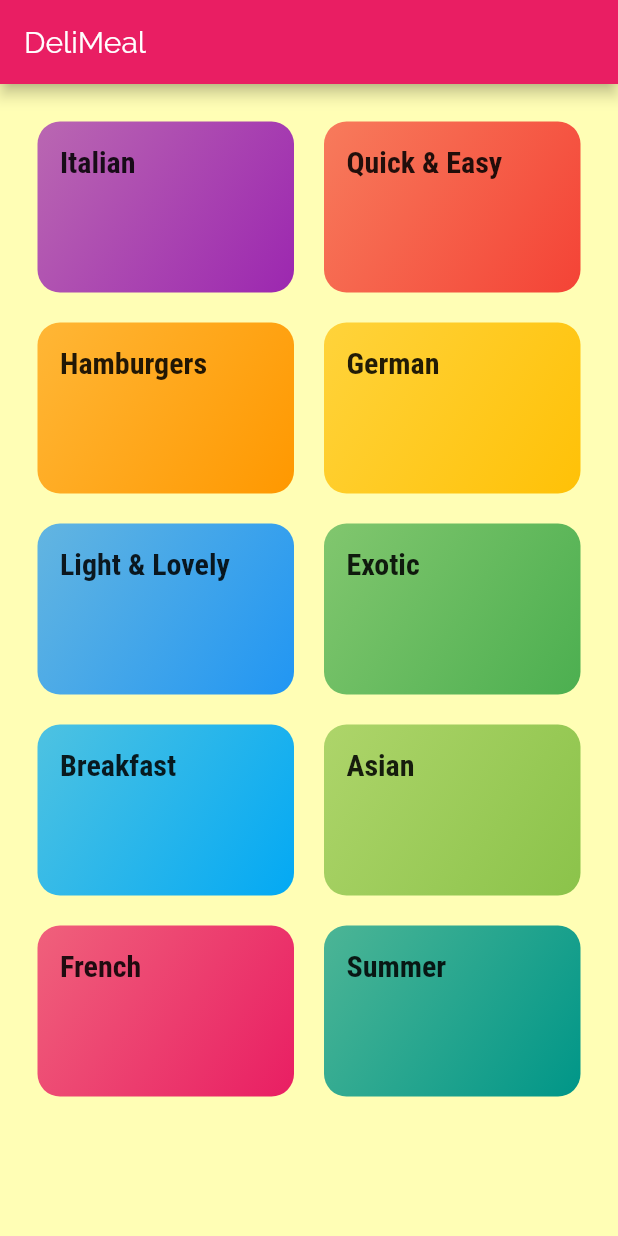
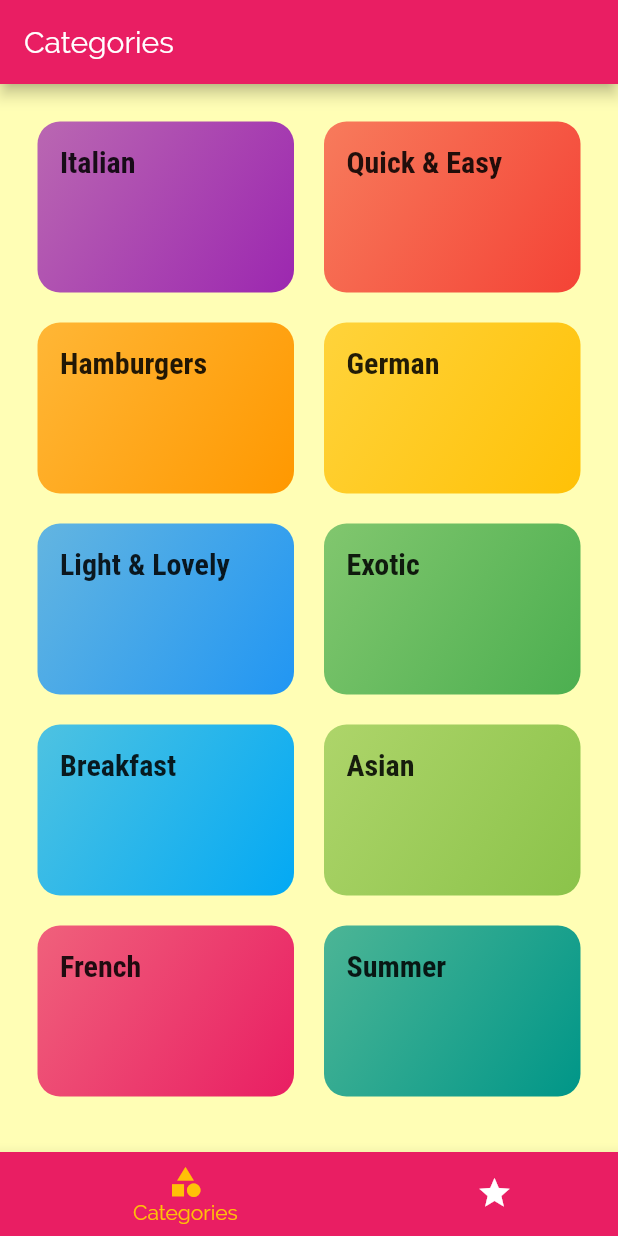
Before and after one commit to chrisd666/flutter-recipe-app, a Flutter app: the screen it shows after launch, on a phone screen of 412 x 824 dp. Run offline on Flutter 3.47's test engine with Material 2 defaults, Android fonts, the phone set to English and light mode, and no system bars.

```diff
--- a/lib/main.dart
+++ b/lib/main.dart
@@ -1,4 +1,6 @@
 import 'package:flutter/material.dart';
+import 'package:meals_app/screens/meal_detail_screen.dart';
+import 'package:meals_app/screens/tabs_screen.dart';
 import './screens/categories_screen.dart';
 import './screens/category_meals_screen.dart';
 
@@ -28,8 +30,12 @@ class MyApp extends StatelessWidget {
       ),
       initialRoute: '/',
       routes: {
-        '/': (ctx) => CategoriesScreen(),
-        CategoryMealsScreen.routeName: (ctx) => CategoryMealsScreen()
+        '/': (ctx) => TabsScreen(),
+        CategoryMealsScreen.routeName: (ctx) => CategoryMealsScreen(),
+        MealDetailScreen.routeName: (ctx) => MealDetailScreen()
+      },
+      onUnknownRoute: (settings) {
+        return MaterialPageRoute(builder: (ctx) => CategoriesScreen());
       },
     );
   }
--- a/lib/screens/categories_screen.dart
+++ b/lib/screens/categories_screen.dart
@@ -5,11 +5,7 @@ import '../dummy_data.dart';
 class CategoriesScreen extends StatelessWidget {
   @override
   Widget build(BuildContext context) {
-    return Scaffold(
-        appBar: AppBar(
-          title: const Text('DeliMeal'),
-        ),
-        body: GridView(
+    return GridView(
       padding: const EdgeInsets.all(25),
       children: DUMMY_CATEGORIES
           .map((catData) =>
@@ -20,6 +16,6 @@ class CategoriesScreen extends StatelessWidget {
           childAspectRatio: 3 / 2,
           crossAxisSpacing: 20,
           mainAxisSpacing: 20),
-        ));
+    );
   }
 }
--- a/lib/screens/category_meals_screen.dart
+++ b/lib/screens/category_meals_screen.dart
@@ -25,6 +25,7 @@ class CategoryMealsScreen extends StatelessWidget {
       body: ListView.builder(
         itemBuilder: (ctx, index) {
           return MealItem(
+            id: categoryMeals[index].id,
             title: categoryMeals[index].title,
             imageUrl: categoryMeals[index].imageUrl,
             duration: categoryMeals[index].duration,
--- /dev/null
+++ b/lib/screens/tabs_screen.dart
@@ -0,0 +1,52 @@
+import 'package:flutter/material.dart';
+import 'package:meals_app/screens/categories_screen.dart';
+import 'package:meals_app/screens/favorites_screen.dart';
+
+class TabsScreen extends StatefulWidget {
+  @override
+  _TabsScreenState createState() => _TabsScreenState();
+}
+
+class _TabsScreenState extends State<TabsScreen> {
+  final List<Map<String, Object>> _pages = [
+    {'page': CategoriesScreen(), 'title': 'Categories'},
+    {'page': FavoritesScreen(), 'title': 'Your Favorites'}
+  ];
+
+  int _selectedPageIndex = 0;
+
+  void _selectPage(int index) {
+    setState(() {
+      _selectedPageIndex = index;
+    });
+  }
+
+  @override
+  Widget build(BuildContext context) {
+    return Scaffold(
+      appBar: AppBar(
+        title: Text(_pages[_selectedPageIndex]['title']),
+      ),
+      body: _pages[_selectedPageIndex]['page'],
+      bottomNavigationBar: BottomNavigationBar(
+        onTap: _selectPage,
+        backgroundColor: Theme.of(context).primaryColor,
+        unselectedItemColor: Colors.white,
+        selectedItemColor: Theme.of(context).accentColor,
+        currentIndex: _selectedPageIndex,
+        type: BottomNavigationBarType.shifting,
+        items: [
+          BottomNavigationBarItem(
+              backgroundColor: Theme.of(context).primaryColor,
+              icon: Icon(Icons.category),
+              title: Text('Categories')),
+          BottomNavigationBarItem(
+              backgroundColor: Theme.of(context).primaryColor,
+              icon: Icon(Icons.star),
+              title: Text('Favorites')),
+        ],
+      ),
+    );
+    ;
+  }
+}
```
Also changed, not shown: lib/screens/favorites_screen.dart (added, +8 -0 lines), lib/screens/meal_detail_screen.dart (added, +83 -0 lines), lib/widgets/meal_item.dart (+91 -5 lines). Lines whose indentation alone changed are shown as unchanged.
